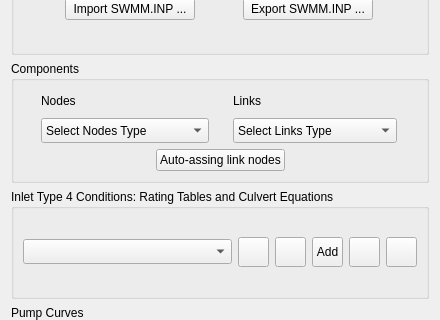
This is flo2d/ui/storm_drain_editor.ui in FLO-2DSoftware/qgis-flo-2d-plugin as Qt 5 draws it before an edit; both pictures show x 0 to 440 and y 130 to 450 of the 440 by 555 pixel window. The edited form follows.
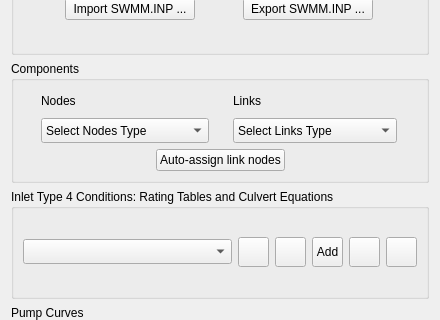
This is the edited form. Icons and pictures are not drawn.

Commit message:
Fine-tune cursors in export_storm_drain_INP_file and...
Fix misspelling of Auto-assign in Storm Drain Editor widget

Diff of the .ui file:
```diff
--- a/flo2d/ui/storm_drain_editor.ui
+++ b/flo2d/ui/storm_drain_editor.ui
@@ -523,7 +523,7 @@
         <item>
          <widget class="QPushButton" name="auto_assign_link_nodes_btn">
           <property name="text">
-           <string>Auto-assing link nodes</string>
+           <string>Auto-assign link nodes</string>
           </property>
          </widget>
         </item>
```
The commit also changes 2 other files.
